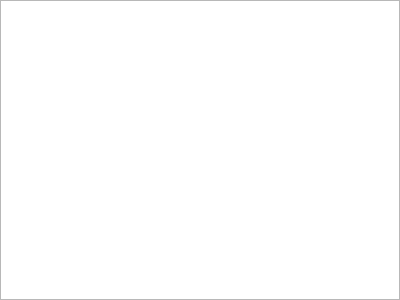
Before: the Qt Designer form src/MEGASync/gui/macx/InfoDialogTransfersWidget.ui in meganz/MEGAsync, drawn with Qt 5.
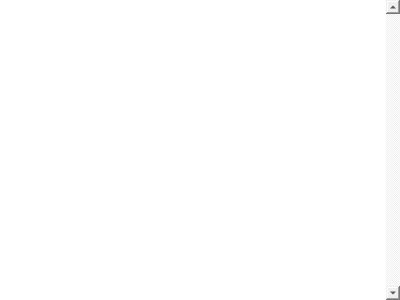
After: the same form once the commit is applied. Custom widgets are drawn as their Qt base class.

Commit message: Adjust new size constraints and layout for InfoDialog on macOS

What changed in the file:
```diff
--- a/src/MEGASync/gui/macx/InfoDialogTransfersWidget.ui
+++ b/src/MEGASync/gui/macx/InfoDialogTransfersWidget.ui
@@ -10,9 +10,24 @@
     <height>300</height>
    </rect>
   </property>
+  <property name="minimumSize">
+   <size>
+    <width>400</width>
+    <height>0</height>
+   </size>
+  </property>
+  <property name="maximumSize">
+   <size>
+    <width>400</width>
+    <height>16777215</height>
+   </size>
+  </property>
   <property name="windowTitle">
    <string>Form</string>
   </property>
+  <property name="styleSheet">
+   <string notr="true">border:none;</string>
+  </property>
   <layout class="QVBoxLayout" name="verticalLayout">
    <property name="spacing">
     <number>0</number>
@@ -31,6 +46,21 @@
    </property>
    <item>
     <widget class="MegaTransferView" name="tView">
+     <property name="minimumSize">
+      <size>
+       <width>400</width>
+       <height>0</height>
+      </size>
+     </property>
+     <property name="maximumSize">
+      <size>
+       <width>400</width>
+       <height>16777215</height>
+      </size>
+     </property>
+     <property name="verticalScrollBarPolicy">
+      <enum>Qt::ScrollBarAlwaysOn</enum>
+     </property>
      <property name="rootIsDecorated">
       <bool>false</bool>
      </property>
```
The commit also changes 1 other file.
